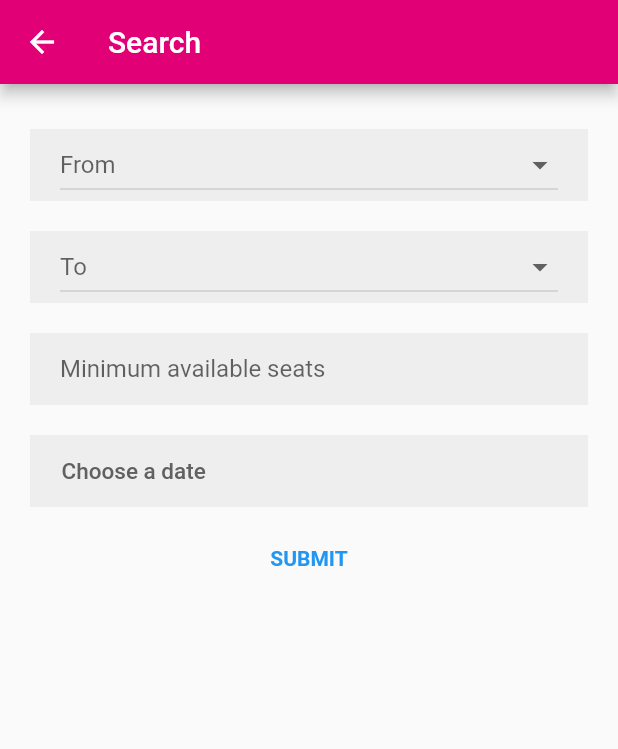
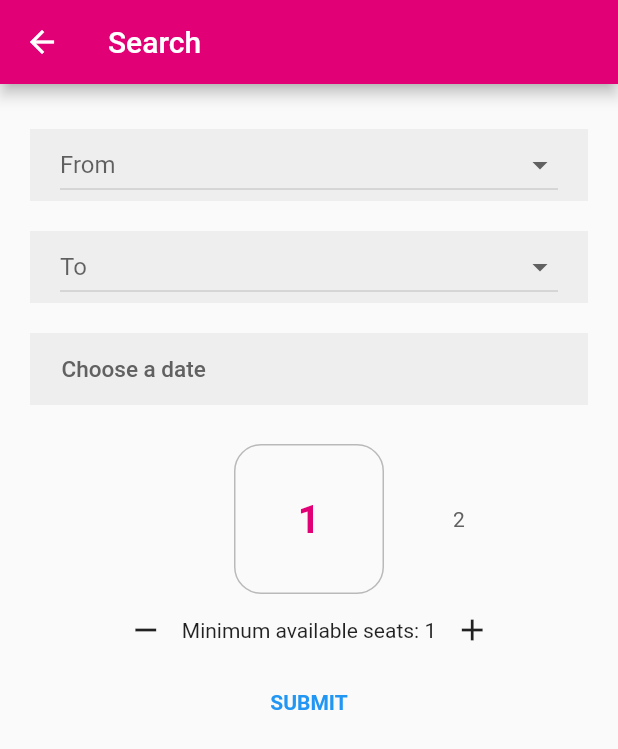
Before and after one commit to Vacika/najdiprevoz-flutter, a Flutter app: the screen it shows after launch, after a tap on the "filter alt" icon, on a phone screen of 412 x 824 dp. Shown: the top 749 px of the screen. Run offline on Flutter 3.47's test engine with Material 2 defaults, Android fonts, the phone set to English and light mode, and no system bars; drawn by our look-alikes of numberpicker; our stand-ins replace flutter_secure_storage; generated files the repository leaves out were written again; Roboto replaces fonts that are missing (Georgia); key blocks and very long unbroken strings in the code were emptied for the run.

Commit message:
Fix number picker and include it into search trip

```diff
--- a/lib/screens/add-new-trip.screen.dart
+++ b/lib/screens/add-new-trip.screen.dart
@@ -54,6 +54,7 @@ class AddNewTripScreenWidgetState extends State<AddNewTripScreenWidget> {
                         min: 1,
                         max: 6,
                         step: 1,
+                        title: 'Available seats',
                         onChangeFn: (value) {
                           setState(() {
                             seatsAvailable = value;
--- a/lib/shared-widgets/number-picker-widget.dart
+++ b/lib/shared-widgets/number-picker-widget.dart
@@ -6,10 +6,11 @@ class CustomNumberPicker extends StatefulWidget {
   final int min;
   final int max;
   final int step;
+  final String title;
   final onChangeFn;
 
   const CustomNumberPicker(
-      {Key key, this.min, this.max, this.step, this.onChangeFn})
+      {Key key, this.min, this.max, this.step, this.title, this.onChangeFn})
       : super(key: key);
 
   @override
@@ -55,18 +56,18 @@ class CustomNumberPickerState extends State<CustomNumberPicker> {
                 final newValue = currentValue - widget.step;
                 if (newValue >= widget.min) {
                   currentValue = newValue;
-                  widget.onChangeFn(newValue);
+                  // widget.onChangeFn(newValue);
                 }
               }),
             ),
-            Text('Available seats: $currentValue'),
+            Text('${widget.title}: $currentValue'),
             IconButton(
               icon: Icon(Icons.add),
               onPressed: () => setState(() {
                 final newValue = currentValue + widget.step;
                 if (newValue <= widget.max) {
                   currentValue = newValue;
-                  widget.onChangeFn(newValue);
+                  // widget.onChangeFn(newValue);
                 }
               }),
             ),
--- a/lib/shared-widgets/search-trips-widget.dart
+++ b/lib/shared-widgets/search-trips-widget.dart
@@ -2,6 +2,7 @@ import 'package:flutter/cupertino.dart';
 import 'package:flutter/material.dart';
 import 'package:flutter/services.dart';
 import 'package:mobile_najdiprevoz/screens/home.screen.dart';
+import 'package:mobile_najdiprevoz/shared-widgets/number-picker-widget.dart';
 
 List<String> cities = ['Struga', 'Ohrid', 'Strumica', 'Skopje'];
 
@@ -42,8 +43,18 @@ class SearchTripsWidgetState extends State<SearchTripsWidget> {
                                 toLocation = chosenCity;
                               }),
                           'To'),
-                      requestedSeatsInputBox(),
                       dateInputBox(),
+                      CustomNumberPicker(
+                        min: 1,
+                        max: 6,
+                        step: 1,
+                        title: 'Minimum available seats',
+                        onChangeFn: (value) {
+                          setState(() {
+                            requestedSeats = value;
+                          });
+                        },
+                      ),
                       submitButton(),
                     ]))));
   }
@@ -75,10 +86,11 @@ class SearchTripsWidgetState extends State<SearchTripsWidget> {
         style: TextStyle(fontWeight: FontWeight.bold),
       ),
       onPressed: (() => {
-            Navigator.push(
+            Navigator.pushAndRemoveUntil(
                 context,
                 MaterialPageRoute(
-                    builder: (context) => HomeScreen(initialIndex: 0)))
+                    builder: (context) => HomeScreen(initialIndex: 0)),
+                    (Route<dynamic> route) => false)
           }),
     );
   }
```
